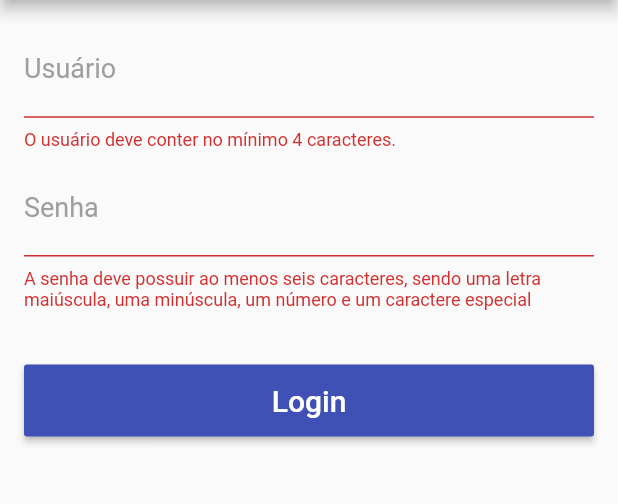
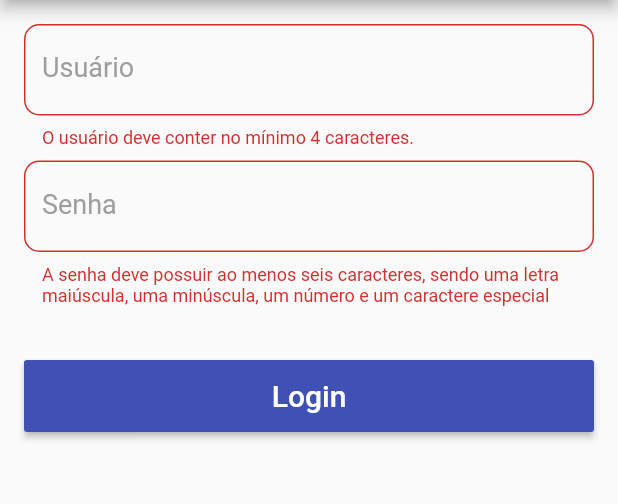
Before and after one commit to andrefch/flutter_carros, a Flutter app: the screen it shows after launch, after a tap on "Login", on a phone screen of 412 x 824 dp, the part 84-588 px from its top. Run offline on Flutter 3.47's test engine with Material 2 defaults, Android fonts, the phone set to English and light mode, and no system bars.

Commit message:
Classes 83..89 - New widgets; - Navigator util; - Home Screen;

```diff
--- /dev/null
+++ b/lib/screens/home_screen.dart
@@ -0,0 +1,24 @@
+import 'package:flutter/material.dart';
+
+class HomeScreen extends StatelessWidget {
+  @override
+  Widget build(BuildContext context) {
+    return Scaffold(
+      appBar: AppBar(
+        title: Text("Home Page"),
+      ),
+      body: _createBody(),
+    );
+  }
+
+  Widget _createBody() {
+    return Center(
+      child: Text(
+        "André",
+        style: TextStyle(
+          fontSize: 22,
+        ),
+      ),
+    );
+  }
+}
--- a/lib/screens/login_screen.dart
+++ b/lib/screens/login_screen.dart
@@ -1,4 +1,8 @@
 import 'package:flutter/material.dart';
+import 'package:flutter_carros/screens/home_screen.dart';
+import 'package:flutter_carros/util/navigator_util.dart';
+import 'package:flutter_carros/widgets/app_button.dart';
+import 'package:flutter_carros/widgets/app_text_field.dart';
 
 class LoginScreen extends StatefulWidget {
   @override
@@ -8,8 +12,13 @@ class LoginScreen extends StatefulWidget {
 class _LoginScreenState extends State<LoginScreen> {
   final _formKey = GlobalKey<FormState>();
 
-  final usernameRegex = RegExp(r"^([A-z][A-z0-9\.\_]{3,})$", multiLine: true);
-  final passwordRegex =
+  final _usernameTextEditingController = TextEditingController();
+  final _passwordTextEditingController = TextEditingController();
+
+  final _passwordFocusNode = FocusNode();
+
+  final _usernameRegex = RegExp(r"^([A-z][A-z0-9\.\_]{3,})$", multiLine: true);
+  final _passwordRegex =
       RegExp(r"^(?=.*[a-z])(?=.*[A-Z])(?=.*[0-9])(?=.*[!@#\$\%\^&])(?=.{6,})");
 
   @override
@@ -30,26 +39,32 @@ class _LoginScreenState extends State<LoginScreen> {
         padding: const EdgeInsets.all(16),
         child: ListView(
           children: <Widget>[
-            _createTextField(
-              context: context,
+            AppTextField(
+              controller: _usernameTextEditingController,
               label: "Usuário",
               hint: "Digite seu usuário",
               keyboardType: TextInputType.emailAddress,
+              onFieldSubmitted: (String text) {
+                FocusScope.of(context).requestFocus(_passwordFocusNode);
+              },
               textCapitalization: TextCapitalization.none,
+              textInputAction: TextInputAction.next,
               validator: _validateUser,
             ),
             SizedBox(height: 8),
-            _createTextField(
-              context: context,
+            AppTextField(
+              controller: _passwordTextEditingController,
+              focusNode: _passwordFocusNode,
               label: "Senha",
               hint: "Digite sua senha",
               textCapitalization: TextCapitalization.none,
               obscureText: true,
+              onFieldSubmitted: (String text) => _onClickLoginButton(),
               validator: _validatePassword,
             ),
             SizedBox(height: 36),
-            _createButton(
-              context: context,
+            AppButton(
+              text: "Login",
               onPressed: _onClickLoginButton,
             ),
           ],
@@ -58,58 +73,11 @@ class _LoginScreenState extends State<LoginScreen> {
     );
   }
 
-  Widget _createTextField(
-      {@required BuildContext context,
-      String label,
-      String hint,
-      bool obscureText = false,
-      TextCapitalization textCapitalization = TextCapitalization.sentences,
-      TextInputType keyboardType = TextInputType.text,
-      FormFieldValidator<String> validator}) {
-    return TextFormField(
-      decoration: InputDecoration(
-        labelText: label,
-        labelStyle: TextStyle(
-          color: Colors.grey,
-          fontSize: 18,
-        ),
-        hintText: hint,
-        hintStyle: TextStyle(
-          fontSize: 18,
-        ),
-        errorMaxLines: 3,
-      ),
-      keyboardType: keyboardType,
-      obscureText: obscureText,
-      style: TextStyle(
-        color: Theme.of(context).primaryColor,
-        fontSize: 18,
-      ),
-      textCapitalization: textCapitalization,
-      validator: validator,
-    );
-  }
-
-  Widget _createButton(
-      {@required BuildContext context, @required VoidCallback onPressed}) {
-    return SizedBox(
-      height: 48,
-      child: RaisedButton(
-        color: Theme.of(context).primaryColor,
-        child: Text(
-          "Login",
-          style: TextStyle(
-            color: Colors.white,
-            fontSize: 20,
-          ),
-        ),
-        onPressed: onPressed,
-      ),
-    );
-  }
-
   void _onClickLoginButton() {
-    _formKey.currentState.validate();
+    if (!_formKey.currentState.validate()) {
+      return;
+    }
+    pushScreen(context, HomeScreen());
   }
 
   String _validateUser(String username) {
@@ -117,7 +85,7 @@ class _LoginScreenState extends State<LoginScreen> {
       return "O usuário deve conter no mínimo 4 caracteres.";
     }
 
-    if (!usernameRegex.hasMatch(username)) {
+    if (!_usernameRegex.hasMatch(username)) {
       return "O usuário deve conter somente letras, números, \".\" ou \"_\"";
     }
 
@@ -125,7 +93,7 @@ class _LoginScreenState extends State<LoginScreen> {
   }
 
   String _validatePassword(String password) {
-    if (!passwordRegex.hasMatch(password)) {
+    if (!_passwordRegex.hasMatch(password)) {
       return "A senha deve possuir ao menos seis caracteres, sendo uma letra maiúscula, uma minúscula, um número e um caractere especial";
     }
 
--- /dev/null
+++ b/lib/util/navigator_util.dart
@@ -0,0 +1,10 @@
+import 'package:flutter/material.dart';
+
+Future<T> pushScreen<T extends Object>(BuildContext context, Widget screen) {
+  final route = MaterialPageRoute<T>(builder: (context) => screen);
+  return Navigator.push(context, route);
+}
+
+bool popScreen<T extends Object>(BuildContext context, [T result]) {
+  return Navigator.pop(context, result);
+}
--- /dev/null
+++ b/lib/widgets/app_button.dart
@@ -0,0 +1,26 @@
+import 'package:flutter/material.dart';
+
+class AppButton extends StatelessWidget {
+  final String text;
+  final VoidCallback onPressed;
+
+  AppButton({@required this.text, @required this.onPressed});
+
+  @override
+  Widget build(BuildContext context) {
+    return SizedBox(
+      height: 48,
+      child: RaisedButton(
+        color: Theme.of(context).primaryColor,
+        child: Text(
+          text,
+          style: TextStyle(
+            color: Colors.white,
+            fontSize: 20,
+          ),
+        ),
+        onPressed: onPressed,
+      ),
+    );
+  }
+}
--- /dev/null
+++ b/lib/widgets/app_text_field.dart
@@ -0,0 +1,59 @@
+import 'package:flutter/material.dart';
+
+class AppTextField extends StatelessWidget {
+  final TextEditingController controller;
+  final FocusNode focusNode;
+  final String hint;
+  final TextInputType keyboardType;
+  final String label;
+  final bool obscureText;
+  final ValueChanged<String> onFieldSubmitted;
+  final TextCapitalization textCapitalization;
+  final TextInputAction textInputAction;
+  final FormFieldValidator<String> validator;
+
+  AppTextField(
+      {this.controller,
+      this.focusNode,
+      this.hint,
+      this.keyboardType = TextInputType.text,
+      this.label,
+      this.obscureText = false,
+      this.onFieldSubmitted,
+      this.textCapitalization = TextCapitalization.sentences,
+      this.textInputAction = TextInputAction.done,
+      this.validator});
+
+  @override
+  Widget build(BuildContext context) {
+    return TextFormField(
+      controller: controller,
+      focusNode: focusNode,
+      decoration: InputDecoration(
+        border: OutlineInputBorder(
+          borderRadius: BorderRadius.circular(10.0),
+        ),
+        labelText: label,
+        labelStyle: TextStyle(
+          color: Colors.grey,
+          fontSize: 18,
+        ),
+        hintText: hint,
+        hintStyle: TextStyle(
+          fontSize: 18,
+        ),
+        errorMaxLines: 3,
+      ),
+      onFieldSubmitted: onFieldSubmitted,
+      keyboardType: keyboardType,
+      obscureText: obscureText,
+      style: TextStyle(
+        color: Theme.of(context).primaryColor,
+        fontSize: 18,
+      ),
+      textInputAction: textInputAction,
+      textCapitalization: textCapitalization,
+      validator: validator,
+    );
+  }
+}
```
